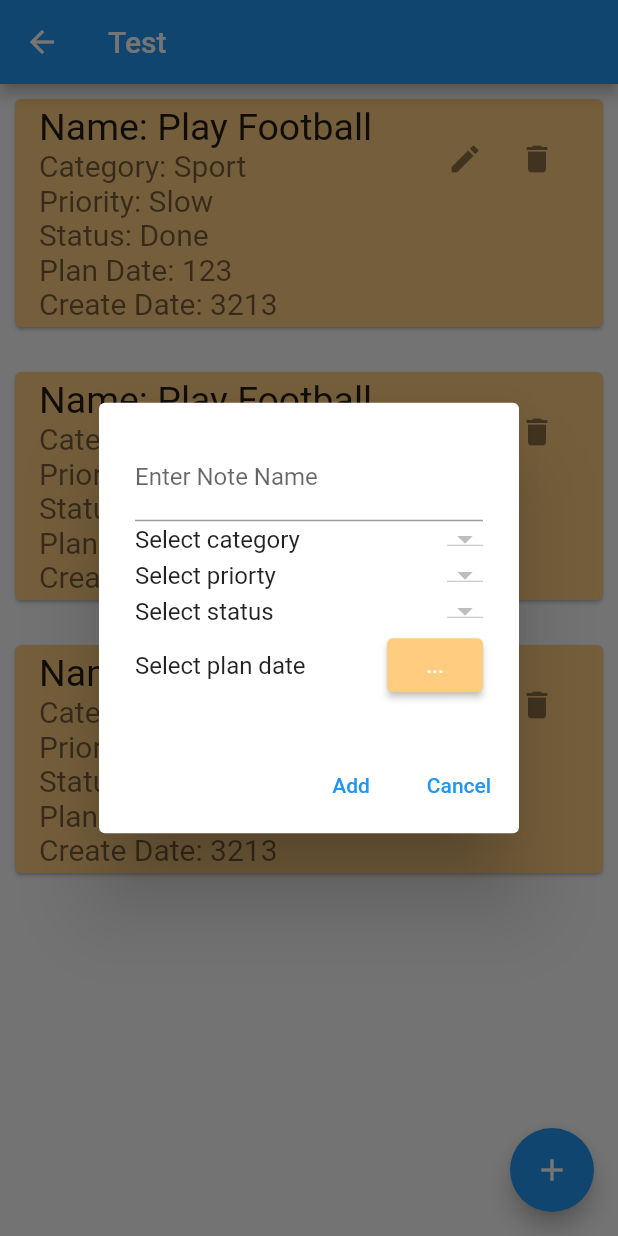
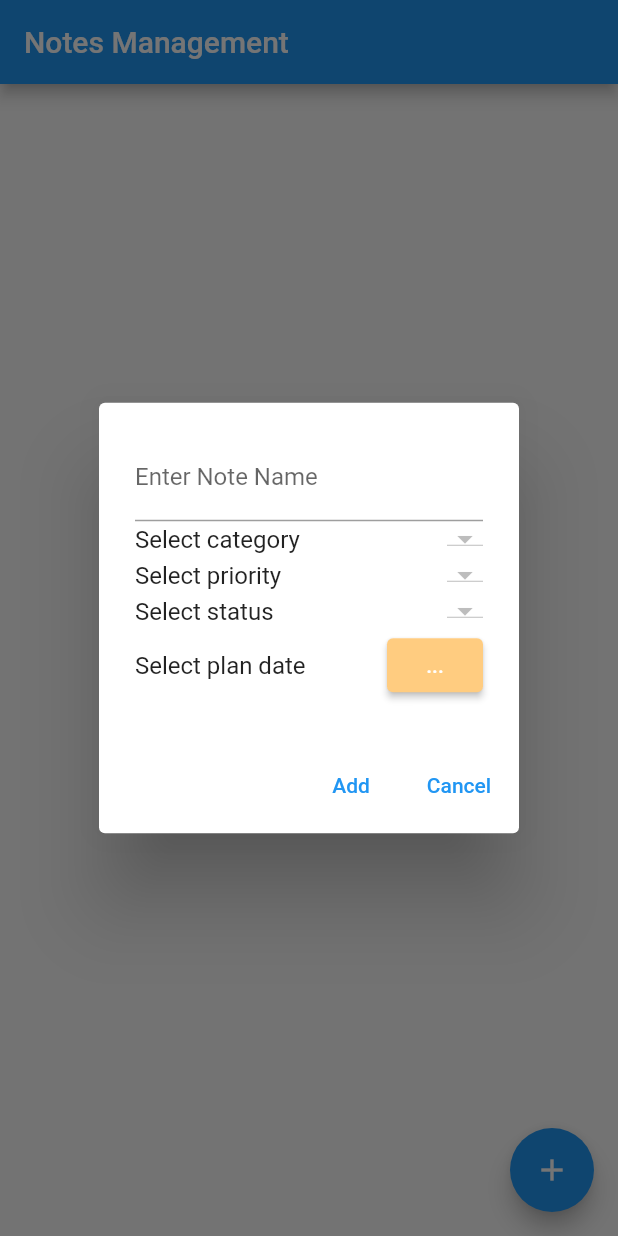
Before and after one commit to nghiamd02/nms, a Flutter app: the NoteScreen screen opened directly, after a tap on the "add" icon, on a phone screen of 412 x 824 dp. Run offline on Flutter 3.47's test engine with Material 2 defaults, Android fonts, the phone set to English and light mode, and no system bars; our stand-ins replace sqflite; accounts and stored records are empty.

Commit message:
update db and fix UI

```diff
--- a/lib/helpers/category_helper.dart
+++ b/lib/helpers/category_helper.dart
@@ -17,7 +17,7 @@ class CategoryHelper {
 
   static Future<List<Map<String, dynamic>>> getCategories() async {
     final db = await SQLHelper.db();
-    return db.query(tableCategory, orderBy: '$columnCategoryId');
+    return db.query(tableCategory, orderBy: columnCategoryId);
   }
 
   static Future<List<Map<String, dynamic>>> getCategory(int id) async {
--- a/lib/main.dart
+++ b/lib/main.dart
@@ -14,7 +14,7 @@ class MyApp extends StatelessWidget {
   Widget build(BuildContext context) {
     return MaterialApp(
       title: 'Nms project',
-      home: CategoryScreen(),
+      home: NoteScreen(),
     );
   }
 }
--- a/lib/models/note.dart
+++ b/lib/models/note.dart
@@ -1,27 +1,30 @@
-import 'package:nms/models/category.dart';
-import 'package:nms/models/priority.dart';
-import 'package:nms/models/status.dart';
+class Note {
+  int? id;
+  String? name;
+  int? category;
+  int? priority;
+  int? status;
+  String? planDate;
+  String? createAt;
 
+  Note(
+      {this.id,
+      this.name,
+      this.category,
+      this.priority,
+      this.status,
+      this.planDate,
+      this.createAt});
 
-class Note {
-   String? id;
-   String? name;
-   Category? category;
-   Priority? priority;
-   Status? status;
-   String? planDate;
-   String? createAt;
-
-   Note({this.id, this.name, this.category, this.priority, this.status, this.planDate, this.createAt});
-
-  Map<String, dynamic> toMap(){
+  Map<String, dynamic> toMap() {
     return {
-      'id' : id,
-      'name' : name,
+      'noteId': id,
+      'noteName': name,
       'category': category,
       'priority': priority,
       'status': status,
       'planDate': planDate,
+      'createAt': createAt,
     };
   }
 }
--- a/lib/screens/notes_screen.dart
+++ b/lib/screens/notes_screen.dart
@@ -1,4 +1,3 @@
-import 'package:flutter/cupertino.dart';
 import 'package:flutter/material.dart';
 
 import 'package:intl/intl.dart';
@@ -6,11 +5,8 @@ import 'package:nms/helpers/category_helper.dart';
 import 'package:nms/helpers/note_helper.dart';
 import 'package:nms/helpers/priority_helper.dart';
 import 'package:nms/helpers/status_helper.dart';
-import 'package:nms/models/category.dart';
 
 import 'package:nms/models/note.dart';
-import 'package:nms/models/priority.dart';
-import 'package:nms/models/status.dart';
 
 class NoteScreen extends StatefulWidget {
   const NoteScreen({super.key});
@@ -34,116 +30,168 @@ class _NoteScreenState extends State<NoteScreen> {
   DateTime? _planDate;
 
   Future<void> _refreshJournals() async {
+    print('Refreshing..');
     final data = await NoteHelper.getNotes();
 
     setState(() {
+      print('set state');
       _journals = data;
       _isLoading = false;
     });
   }
 
   @override
-  void initState() async{
+  void initState() {
     super.initState();
+    getData();
+    _refreshJournals();
+  }
+
+  Future<void> getData() async {
     _categories = await CategoryHelper.getCategories();
     _priorities = await PriorityHelper.getPriorities();
     _statusList = await StatusHelper.getStatusList();
-    _refreshJournals();
+    _categoryValue = _categories[0][columnCategoryTitle];
+    _priorityValue = _priorities[0][columnPriorityTitle];
+    _statusValue = _statusList[0][columnStatusTitle];
   }
 
-  Widget _addingDialog() {
+  Widget _addingDialog({Map<String, dynamic>? currentNote}){
+    if(currentNote != null){
+      _nameController.text = currentNote[columnNoteName];
+      _categoryValue = _categories.firstWhere((element) => element[columnCategoryId] == currentNote[columnCategory])[columnCategoryTitle];
+      _priorityValue = _priorities.firstWhere((element) => element[columnPriorityId] == currentNote[columnPriority])[columnPriorityTitle];
+      _statusValue = _statusList.firstWhere((element) => element[columnStatusId] == currentNote[columnStatus])[columnStatusTitle];
+      _planDate = DateFormat('dd/MM/yyyy').parse(currentNote[columnPlanDate]);
+    }
+
+
     return AlertDialog(
-      content: Column(
+      content: StatefulBuilder(builder: (context, setState) {
+        return Column(
           mainAxisSize: MainAxisSize.min,
           mainAxisAlignment: MainAxisAlignment.start,
           children: [
             TextField(
               controller: _nameController,
-            decoration: InputDecoration(
+              decoration: const InputDecoration(
                 label: Text('Enter Note Name'),
               ),
+              onChanged: (value) {
+                _nameController.text = value;
+              },
             ),
             Row(
               children: [
                 const Text('Select category'),
                 const Spacer(),
-              DropdownButton(
+                DropdownButton<String>(
+                  value: _categoryValue,
                   items: _categories
-                      .map((element) => DropdownMenuItem(
-                          value: element, child: Text(element[columnCategoryTitle])))
+                      .map((e) =>
+                      DropdownMenuItem<String>(
+                        value: e[columnCategoryTitle],
+                        child: Text(e[columnCategoryTitle]),
+                      ))
                       .toList(),
                   onChanged: (value) {
                     setState(() {
-                      _categoryValue = value![columnCategoryTitle];
+                      _categoryValue = value;
                     });
-                  }),
+                  },
+                ),
               ],
             ),
             Row(
               children: [
-              const Text('Select priorty'),
+                const Text('Select priority'),
                 const Spacer(),
-              DropdownButton(
+                DropdownButton<String>(
+                  value: _priorityValue,
                   items: _priorities
-                      .map((element) => DropdownMenuItem(
-                      value: element, child: Text(element[columnPriorityTitle])))
+                      .map((e) =>
+                      DropdownMenuItem<String>(
+                        value: e[columnPriorityTitle],
+                        child: Text(e[columnPriorityTitle]),
+                      ))
                       .toList(),
                   onChanged: (value) {
                     setState(() {
-                      _priorityValue = value![columnPriorityTitle];
+                      _priorityValue = value;
                     });
-                  }),
+                  },
+                ),
               ],
             ),
             Row(
               children: [
                 const Text('Select status'),
                 const Spacer(),
-              DropdownButton(
+                DropdownButton<String>(
                   value: _statusValue,
                   items: _statusList
-                      .map((value) => DropdownMenuItem(
-                      value: value, child: Text(value[columnStatusTitle])))
+                      .map((e) =>
+                      DropdownMenuItem<String>(
+                        value: e[columnStatusTitle],
+                        child: Text(e[columnStatusTitle]),
+                      ))
                       .toList(),
-                  onChanged: (value){
+                  onChanged: (value) {
                     setState(() {
-                      // _statusValue = value![columnStatusTitle];
+                      _statusValue = value;
                     });
-                  },),
+                  },
+                ),
               ],
             ),
             Row(
               children: [
-              Text('Select plan date'),
+                Text(_planDate != null
+                    ? DateFormat('dd/MM/yyyy').format(_planDate!)
+                    : 'Select plan date'),
                 const Spacer(),
                 ElevatedButton(
                   onPressed: () async {
                     var now = DateTime.now();
-                    _planDate = await showDatePicker(
+                    var selectedDate = await showDatePicker(
                         context: context,
                         initialDate: now,
                         firstDate: DateTime(now.year - 1, now.month, now.day),
                         lastDate: DateTime(now.year + 10, now.month, now.day));
+                    setState(() {
+                      _planDate = selectedDate;
+                    });
                   },
-                child: const Text('...'),
                   style: ElevatedButton.styleFrom(
                       backgroundColor: Colors.orange[200]),
+                  child: const Text('...'),
                 ),
               ],
             )
           ],
-      ),
+        );
+      }),
       actions: [
         TextButton(
-            onPressed: () {
+            onPressed: () async {
+              if (currentNote == null) {
+                await _addNote();
+              }
+              if (currentNote != null) {
+                await _updateNote(currentNote[columnNoteId]);
+              }
 
+              _nameController.text = '';
+
+              if (!mounted) return;
+              Navigator.of(context).pop();
             },
             child: Text(
-              'Add',
+              currentNote == null ? 'Add' : 'Update',
             )),
         TextButton(
             onPressed: () => Navigator.of(context).pop(),
-            child: Text(
+            child: const Text(
               'Cancel',
             )),
       ],
@@ -154,43 +202,74 @@ class _NoteScreenState extends State<NoteScreen> {
   Widget build(BuildContext context) {
     return Scaffold(
       appBar: AppBar(
-        title: Text('Test'),
+        title: const Text('Notes Management'),
       ),
       body: _isLoading
           ? const Center(
         child: CircularProgressIndicator(),
       )
           : ListView.separated(
-              separatorBuilder: (context, index) => const SizedBox(
+        separatorBuilder: (context, index) =>
+        const SizedBox(
           height: 10,
         ),
-              itemCount: 3,
-              itemBuilder: (context, index) {
-                return NoteDetails();
+        itemCount: _journals.length,
+        itemBuilder: (context, index){
+          return NoteDetails(
+            index: index,
+            notes: _journals,
+            editDialog: _addingDialog,
+            deleteNote: _deleteNote,
+            currentNote: _journals[index],
+          );
         },
       ),
       floatingActionButton: FloatingActionButton(
         onPressed: () {
-          showDialog(context: context, builder: (context) => _addingDialog());
+          showDialog(
+            context: context,
+            builder: (context) {
+              return _addingDialog();
+            }
+          );
         },
-        child: Icon(Icons.add),
+        child: const Icon(Icons.add),
       ),
     );
   }
 
   Future<void> _addNote() async {
-    await NoteHelper.createNote(
-      Note(name: _nameController.text, )
-    );
+    String noteName = _nameController.text;
+    int catId = _categories.firstWhere((element) =>
+    element[columnCategoryTitle] ==
+        _categoryValue!.trim())[columnCategoryId];
+    int priorityId = _priorities.firstWhere((element) =>
+    element[columnPriorityTitle] == _priorityValue!)[columnPriorityId];
+    int statusId = _statusList.firstWhere((element) =>
+    element[columnStatusTitle] == _statusValue!)[columnStatusId];
+
+    await NoteHelper.createNote(Note(
+        name: noteName,
+        category: catId,
+        priority: priorityId,
+        status: statusId,
+        planDate: DateFormat('dd/MM/yyyy').format(_planDate!),
+        createAt: getCurrentDateTime()));
     _refreshJournals();
   }
 
-  // Future<void> _updateNote(int id) async {
-  //   await NoteHelper.updateNote(
-  //       Category(id: id, title: _nameController.text, createAt: getCurrentDateTime()));
-  //
-  //   _refreshJournals();
-  // }
+  Future<void> _updateNote(int id) async {
+    await NoteHelper.updateNote(Note(
+      id :id,
+      name: _nameController.text,
+      category: _categories.firstWhere((element) => element[columnCategoryTitle] == _categoryValue)[columnCategoryId],
+      priority: _priorities.firstWhere((element) => element[columnPriorityTitle]  == _priorityValue)[columnPriorityId],
+      status: _statusList.firstWhere((element) => element[columnStatusTitle ] == _statusValue)[columnStatusId],
+      planDate: DateFormat('dd/MM/yyyy').format(_planDate!),
+      createAt: getCurrentDateTime(),
+    ));
+    _refreshJournals();
+  }
 
   Future<void> _deleteNote(int id) async {
     await NoteHelper.deleteNote(id);
@@ -204,76 +283,59 @@ class _NoteScreenState extends State<NoteScreen> {
 }
 
 class NoteDetails extends StatelessWidget {
-  const NoteDetails({super.key});
+  const NoteDetails(
+      {super.key, this.index, this.notes, required this.editDialog, required this.deleteNote, required this.currentNote});
+
+  final int? index;
+  final List<Map<String, dynamic>>? notes;
+  final Widget Function({Map<String, dynamic> currentNote}) editDialog;
+  final Future<void> Function(int id) deleteNote;
+  final Map<String, dynamic> currentNote;
+
+
 
   @override
   Widget build(BuildContext context) {
-    // TextStyle textStyle = TextStyle(fontSize: 20, color: Colors.white);
-    // return Card(
-    //   color: Colors.orange[200],
-    //   margin: EdgeInsets.all(15),
-    //   child: Padding(
-    //     padding: EdgeInsets.all(10),
-    //     child: Row(
-    //       mainAxisAlignment: MainAxisAlignment.spaceEvenly,
-    //       children: [
-    //         Column(
-    //           children: [
-    //             Text(
-    //               'Name: abcvdasf',
-    //               style: textStyle,
-    //             ),
-    //             Text(
-    //               'Priority: dsfaj',
-    //               style: textStyle,
-    //             ),
-    //             Text(
-    //               'Status: dsafdf',
-    //               style: textStyle,
-    //             ),
-    //           ],
-    //         ),
-    //         Column(
-    //           children: [
-    //             Text(
-    //               'Plan Date: 2142',
-    //               style: textStyle,
-    //             ),
-    //             Text(
-    //               'Create Date: 12313',
-    //               style: textStyle,
-    //             ),
-    //           ],
-    //         ),
-    //       ],
-    //     ),
-    //   ),
-    // );
+    int noteId = notes![index!][columnNoteId];
+    String noteName = notes![index!][columnNoteName];
+    int noteCategory = notes![index!][columnCategory];
+    int notePriority = notes![index!][columnPriority];
+    int noteStatus = notes![index!][columnStatus];
+    String notePlanDate = notes![index!][columnPlanDate];
+    String noteCreateAt = notes![index!][columnCreateAt];
+
 
     return Card(
       color: Colors.orange[200],
       margin: const EdgeInsets.all(10),
       child: ListTile(
         title: Text(
-          'Name: Play Football',
-          style: TextStyle(fontSize: 25),
+          noteName,
+          style: const TextStyle(fontSize: 25),
         ),
         subtitle: Text(
-          'Category: Sport\nPriority: Slow\nStatus: Done\nPlan Date: 123\nCreate Date: 3213',
-          style: TextStyle(fontSize: 20),
+          'Category: $noteCategory\nPriority: $notePriority\nStatus: $noteStatus\nPlan Date: $notePlanDate\nCreate Date: $noteCreateAt',
+          style: const TextStyle(fontSize: 20),
         ),
         trailing: SizedBox(
           width: 100,
           child: Row(children: [
-            IconButton(onPressed: () {}, icon: const Icon(Icons.edit)),
-            IconButton(onPressed: () {}, icon: const Icon(Icons.delete))
+            IconButton(
+                onPressed: () {
+                  showDialog(context: context,
+                      builder: (context) => editDialog(currentNote: currentNote));
+                },
+                icon: const Icon(Icons.edit)),
+            IconButton(onPressed: () {
+              deleteNote(noteId);
+            }, icon: const Icon(Icons.delete))
           ]),
         ),
       ),
     );
   }
+}
 
 String getCurrentDateTime() {
   return DateFormat('dd/MM/yyyy h:mm a').format(DateTime.now());
 }
-}
```
Also changed, not shown: lib/helpers/note_helper.dart (+4 -6 lines). Lines whose indentation alone changed are shown as unchanged.
